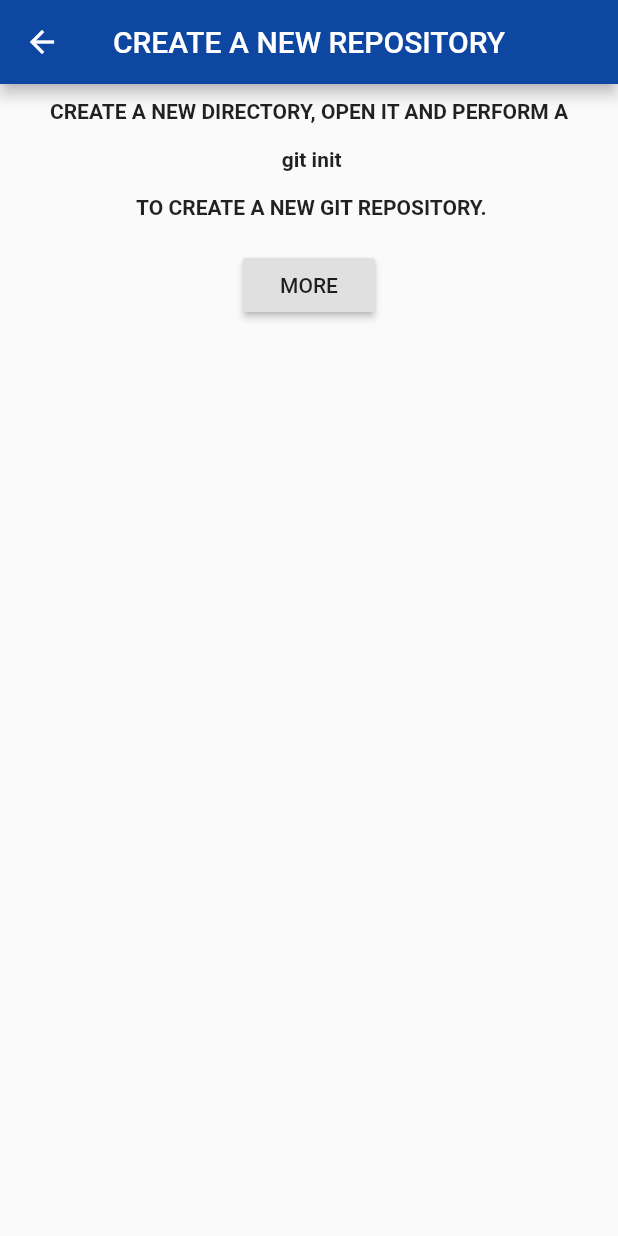
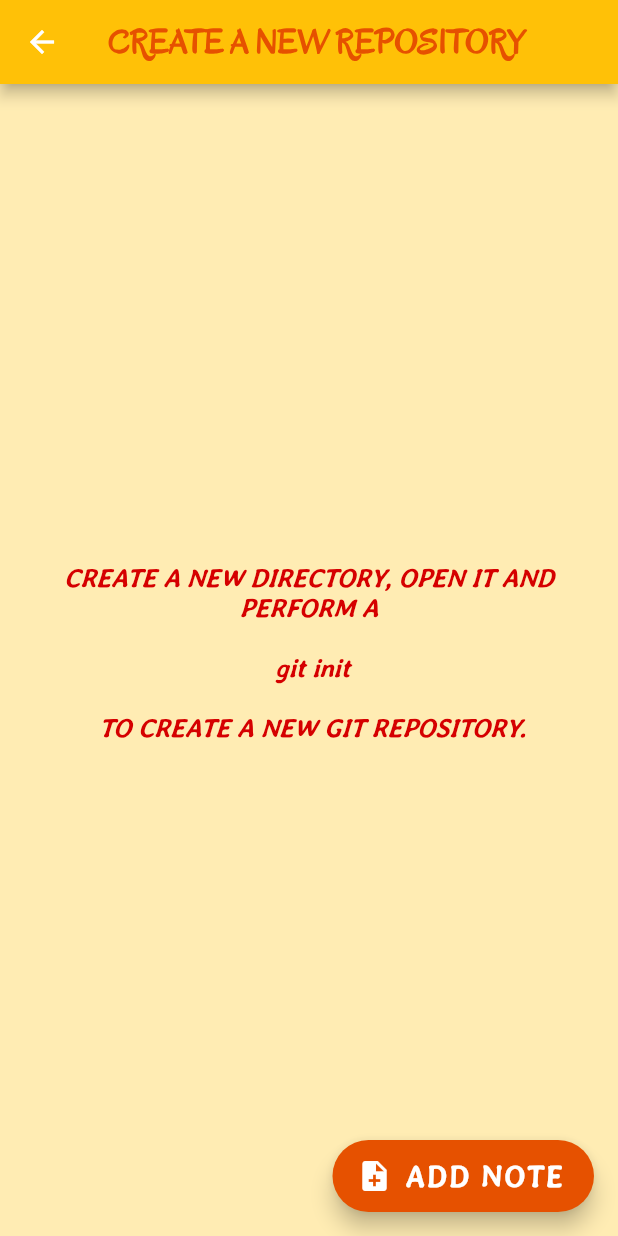
Before and after one commit to vikumR/git-learn-app, a Flutter app: the screen it shows after launch, after a tap on "CREATE A NEW REPOSITORY", on a phone screen of 412 x 824 dp. Run offline on Flutter 3.47's test engine with Material 2 defaults, Android fonts, the phone set to English and light mode, and no system bars; our stand-ins replace flutter_spinkit, fluttertoast, shimmer, smooth_star_rating, sqflite; accounts and stored records are empty.

Commit message:
Commit before 2nd crud

```diff
--- a/lib/pages/content.dart
+++ b/lib/pages/content.dart
@@ -57,7 +57,6 @@ class _ContentState extends State<Content> {
 
   @override
   Widget build(BuildContext context) {
-
     //create new instance of DatabaseHelper class
     db = new DatabaseHelper();
 
@@ -69,39 +68,65 @@ class _ContentState extends State<Content> {
     // print('data: ${data['header']}');
 
     return Scaffold(
-        backgroundColor: Colors.grey[50],
+      backgroundColor: Colors.amber[100],
       appBar: AppBar(
-          backgroundColor: Colors.blue[900],
-          title: Text(dataFromToc['header']),
+        backgroundColor: Colors.amber,
+        title: Text(
+          dataFromToc['header'],
+          style: TextStyle(
+            fontFamily: 'Oregano',
+            fontWeight: FontWeight.w800,
+            fontSize: 23.0,
+            color: Colors.orange[900],
+          ),
+        ),
         centerTitle: true,
       ),
       body: Container(
         child: Column(
+          mainAxisAlignment: MainAxisAlignment.center,
           children: <Widget>[
             SizedBox(height: 10.0),
             Padding(
               padding: const EdgeInsets.fromLTRB(10, 0, 10, 0),
               child: Center(
-                  child: Text(dataFromToc['textInside'],
+                child: Text(
+                  dataFromToc['textInside'],
                   textAlign: TextAlign.center,
-                      style: TextStyle(fontWeight: FontWeight.bold)),
+                  style: TextStyle(
+                    fontFamily: 'AveriaGruesaLibre',
+                    fontWeight: FontWeight.bold,
+                    fontStyle: FontStyle.italic,
+                    fontSize: 17.0,
+                    color: Colors.redAccent[700],
+                  ),
+                ),
               ),
             ),
             SizedBox(height: 20),
-              RaisedButton(
+          ],
+        ),
+      ),
+      floatingActionButton: FloatingActionButton.extended(
         onPressed: () {
           navigateToNote();
         },
-                child: Text('MORE'),
+        label: Text(
+          'ADD NOTE',
+          style: TextStyle(
+            fontFamily: 'AveriaGruesaLibre',
+            fontWeight: FontWeight.bold,
+            fontSize: 20.0,
           ),
-            ],
         ),
-        ));
+        icon: Icon(Icons.note_add),
+        backgroundColor: Colors.orange[900],
+      ),
+    );
   }
 
   @override
   void dispose() {
-
     //close database
     db.close();
     super.dispose();
--- a/lib/pages/toc.dart
+++ b/lib/pages/toc.dart
@@ -1,4 +1,6 @@
 import 'package:flutter/material.dart';
+import 'package:learn_git_app/pages/about.dart';
+import 'package:learn_git_app/pages/progress.dart';
 import 'package:learn_git_app/texts/texts.dart';
 
 //Class: Table Of Contents
@@ -8,7 +10,6 @@ class Toc extends StatefulWidget {
 }
 
 class _TocState extends State<Toc> {
-
   //navigate to content page with data retrieved for the respective id from database
   void navigateToContent(index) {
     Texts instance = allTexts[index];
@@ -23,19 +24,66 @@ class _TocState extends State<Toc> {
   @override
   Widget build(BuildContext context) {
     return Scaffold(
-      backgroundColor: Colors.grey[200],
+      backgroundColor: Colors.amberAccent[100],
       appBar: AppBar(
-        backgroundColor: Colors.blue[900],
-        title: Text('Choose a Topic'),
+        backgroundColor: Colors.amber[800],
+        title: Text(
+          'Learn GIT',
+          style: TextStyle(
+            fontFamily: 'Smilen-gKW6',
+            fontSize: 50.0,
+          ),
+        ),
         centerTitle: true,
         elevation: 0,
+        actions: <Widget>[
+          PopupMenuButton(
+            itemBuilder: (content) => [
+              PopupMenuItem(
+                value: 1,
+                child: Text(
+                  'SET PROGRESS',
+                  style: TextStyle(
+                    fontFamily: 'AveriaGruesaLibre',
+                    fontWeight: FontWeight.w800,
+                    color: Colors.lime[800],
+                  ),
+                ),
+              ),
+              PopupMenuItem(
+                value: 2,
+                child: Text(
+                  'ABOUT',
+                  style: TextStyle(
+                    fontFamily: 'AveriaGruesaLibre',
+                    fontWeight: FontWeight.w800,
+                    color: Colors.lime[800],
+                  ),
+                ),
+              ),
+            ],
+            onSelected: (int menu) {
+              if (menu == 1) {
+                Navigator.push(context,
+                    MaterialPageRoute(builder: (context) => Progress()));
+              } else if (menu == 2) {
+                Navigator.push(
+                    context, MaterialPageRoute(builder: (context) => About()));
+              }
+            },
+          ),
+        ],
       ),
       body: ListView.builder(
         itemCount: allTexts.length,
         itemBuilder: (context, index) {
           return Padding(
-            padding: const EdgeInsets.symmetric(vertical: 1.0, horizontal: 1.0),
+            padding: EdgeInsets.fromLTRB(2.0, 2.0, 2.0, 2.0),
             child: Card(
+              color: Colors.limeAccent,
+              shape: RoundedRectangleBorder(
+                borderRadius: BorderRadius.circular(35.0),
+              ),
               child: ListTile(
                 onTap: () {
                   navigateToContent(index);
@@ -43,7 +91,12 @@ class _TocState extends State<Toc> {
                 },
                 title: Text(
                   allTexts[index].header,
-                  style: TextStyle(fontWeight: FontWeight.bold),
+                  style: TextStyle(
+                    fontFamily: 'Oregano',
+                    fontWeight: FontWeight.w800,
+                    fontSize: 20.0,
+                    color: Colors.orange[900],
+                  ),
                   textAlign: TextAlign.center,
                 ),
                 // leading: CircleAvatar(
--- a/lib/pages/welcome.dart
+++ b/lib/pages/welcome.dart
@@ -1,5 +1,6 @@
 import 'package:flutter/material.dart';
 import 'package:flutter_spinkit/flutter_spinkit.dart';
+import 'package:shimmer/shimmer.dart';
 
 class Welcome extends StatefulWidget {
   @override
@@ -16,21 +17,26 @@ class _WelcomeState extends State<Welcome> {
   @override
   Widget build(BuildContext context) {
     return Scaffold(
-        backgroundColor: Colors.blue[900],
+        backgroundColor: Colors.amber,
         body: Column(
           mainAxisAlignment: MainAxisAlignment.center,
           children: <Widget>[
-            SpinKitPouringHourglass(
+            SpinKitWave(
               color: Colors.white,
-              size: 60.0,
+              size: 50.0,
             ),
             SizedBox(height: 40.0),
-            Text(
-              'LEARN GIT',
-              style: TextStyle(
-                fontWeight: FontWeight.bold,
-                color: Colors.white,
-                fontSize: 20,
+            Shimmer.fromColors(
+              baseColor: Colors.white,
+              highlightColor: Colors.red,
+              child: Text(
+                'Learn GIT',
+                style: TextStyle(
+                  fontFamily: 'Aquire-BW0ox',
+                  fontWeight: FontWeight.bold,
+                  color: Colors.white,
+                  fontSize: 50,
+                ),
               ),
             ),
           ],
```
Also changed, not shown: lib/main.dart (+5 -2 lines), lib/pages/about.dart (added, +15 -0 lines), lib/pages/note.dart (+67 -15 lines), lib/pages/progress.dart (added, +172 -0 lines), lib/texts/texts.dart (+24 -14 lines), pubspec.yaml (+26 -18 lines), fonts/62Dragz-vmAp9.otf (added), fonts/Aquire-BW0ox.otf (added), fonts/AveriaGruesaLibre-Regular.ttf (added), fonts/Granite-Bgvl.ttf (added), fonts/IrishGrover-Regular.ttf (added), fonts/Oregano-Regular.ttf (added), fonts/Pacifico-Regular.ttf (added), fonts/Smilen-gKW6.otf (added), 1 more files. Lines whose indentation alone changed are shown as unchanged.
